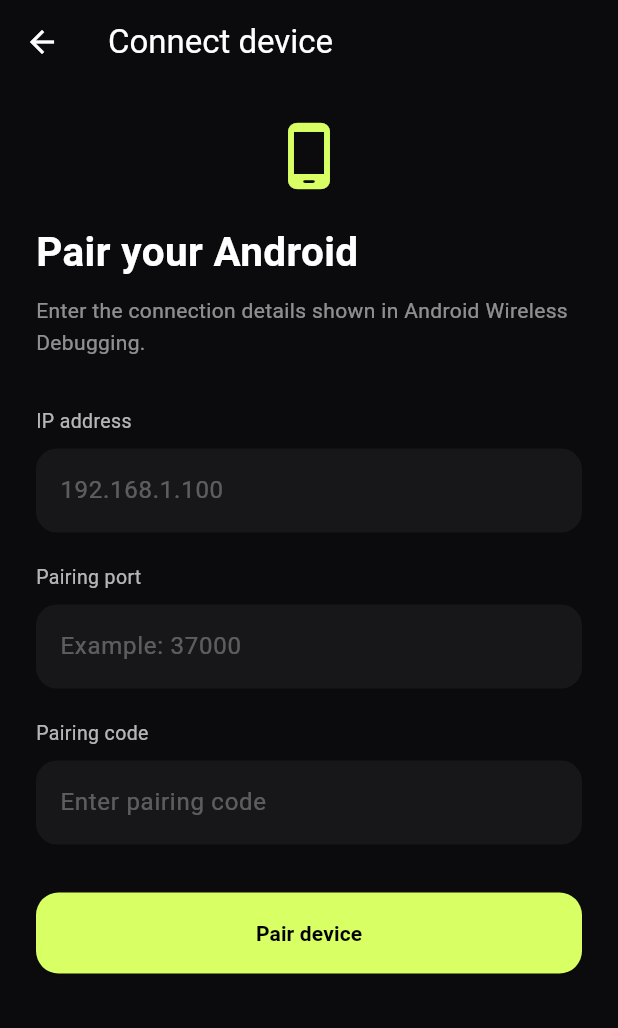
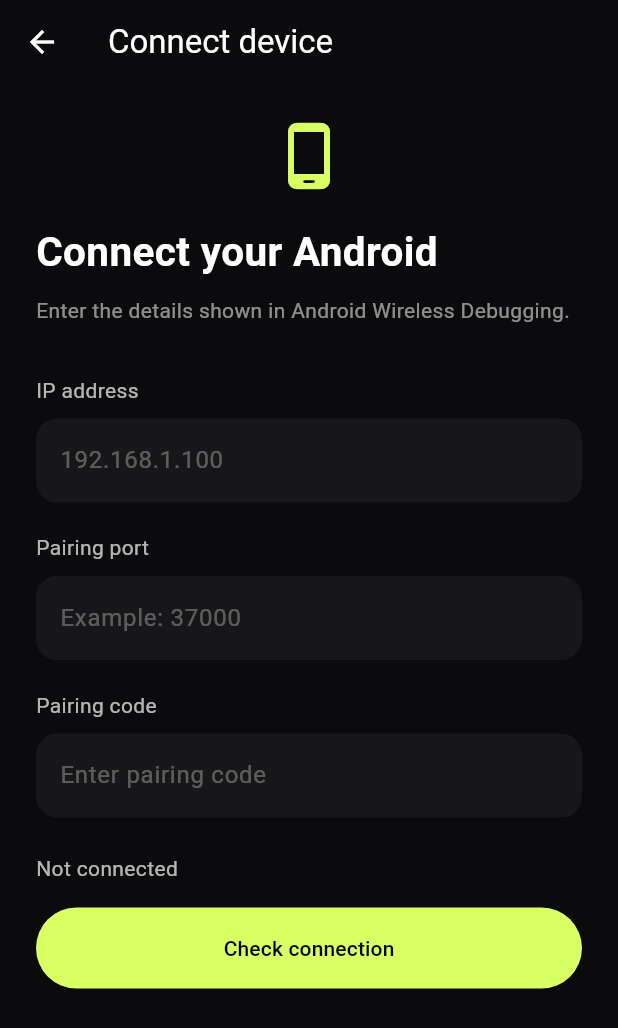
Before and after one commit to ibrahimmutalip3/Alex-Remote-, a Flutter app: the ConnectScreen screen opened directly, on a phone screen of 412 x 824 dp. Shown: the top 1028 px of the screen. Run offline on Flutter 3.47's test engine with Material 3 defaults, Android fonts, the phone set to English and light mode, and no system bars.

Commit message:
Update connect_screen.dart

```diff
--- a/lib/screens/connect_screen.dart
+++ b/lib/screens/connect_screen.dart
@@ -1,5 +1,6 @@
 
 import 'package:flutter/material.dart';
+import '../services/connection_service.dart';
 
 class ConnectScreen extends StatefulWidget {
   const ConnectScreen({super.key});
@@ -13,12 +14,46 @@ class _ConnectScreenState extends State<ConnectScreen> {
   final portController = TextEditingController();
   final codeController = TextEditingController();
 
+  final connectionService = ConnectionService();
+
+  bool isChecking = false;
+  String status = 'Not connected';
+
   @override
   void dispose() {
     addressController.dispose();
     portController.dispose();
     codeController.dispose();
     super.dispose();
+  }
+
+  Future<void> checkConnection() async {
+    final address = addressController.text.trim();
+    final port = int.tryParse(portController.text.trim());
+
+    if (address.isEmpty || port == null || port < 1 || port > 65535) {
+      setState(() => status = 'Enter a valid address and port.');
+      return;
+    }
+
+    setState(() {
+      isChecking = true;
+      status = 'Checking connection...';
+    });
+
+    final result = await connectionService.checkAddress(
+      address: address,
+      port: port,
+    );
+
+    if (!mounted) return;
+
+    setState(() {
+      isChecking = false;
+      status = result
+          ? 'Port is reachable. ADB pairing is not completed.'
+          : 'Could not reach this port.';
+    });
   }
 
   Widget inputField({
@@ -30,13 +65,7 @@ class _ConnectScreenState extends State<ConnectScreen> {
     return Column(
       crossAxisAlignment: CrossAxisAlignment.start,
       children: [
-        Text(
-          label,
-          style: const TextStyle(
-            color: Colors.white70,
-            fontSize: 13,
-          ),
-        ),
+        Text(label, style: const TextStyle(color: Colors.white70)),
         const SizedBox(height: 9),
         TextField(
           controller: controller,
@@ -73,80 +102,53 @@ class _ConnectScreenState extends State<ConnectScreen> {
               color: Color(0xFFD8FF64),
               size: 48,
             ),
-
             const SizedBox(height: 20),
-
             const Text(
-              'Pair your Android',
-              style: TextStyle(
-                fontSize: 27,
-                fontWeight: FontWeight.bold,
-              ),
+              'Connect your Android',
+              style: TextStyle(fontSize: 27, fontWeight: FontWeight.bold),
             ),
-
             const SizedBox(height: 10),
-
             const Text(
-              'Enter the connection details shown in Android Wireless Debugging.',
-              style: TextStyle(
-                color: Colors.white54,
-                height: 1.5,
-              ),
+              'Enter the details shown in Android Wireless Debugging.',
+              style: TextStyle(color: Colors.white54, height: 1.5),
             ),
-
             const SizedBox(height: 32),
-
             inputField(
               label: 'IP address',
               hint: '192.168.1.100',
               controller: addressController,
               keyboardType: TextInputType.url,
             ),
-
             const SizedBox(height: 20),
-
             inputField(
               label: 'Pairing port',
               hint: 'Example: 37000',
               controller: portController,
               keyboardType: TextInputType.number,
             ),
-
             const SizedBox(height: 20),
-
             inputField(
               label: 'Pairing code',
               hint: 'Enter pairing code',
               controller: codeController,
               keyboardType: TextInputType.number,
             ),
-
-            const SizedBox(height: 32),
-
+            const SizedBox(height: 24),
+            Text(
+              status,
+              style: const TextStyle(color: Colors.white70),
+            ),
+            const SizedBox(height: 16),
             SizedBox(
               height: 54,
               child: ElevatedButton(
-                onPressed: () {
-                  ScaffoldMessenger.of(context).showSnackBar(
-                    const SnackBar(
-                      content: Text(
-                        'Connection is not implemented yet.',
-                      ),
-                    ),
-                  );
-                },
+                onPressed: isChecking ? null : checkConnection,
                 style: ElevatedButton.styleFrom(
                   backgroundColor: const Color(0xFFD8FF64),
                   foregroundColor: Colors.black,
-                  shape: RoundedRectangleBorder(
-                    borderRadius: BorderRadius.circular(15),
-                  ),
                 ),
-                child: const Text(
-                  'Pair device',
-                  style: TextStyle(
-                    fontWeight: FontWeight.bold,
-                  ),
+                child: Text(
+                  isChecking ? 'Checking...' : 'Check connection',
                 ),
               ),
             ),
```
